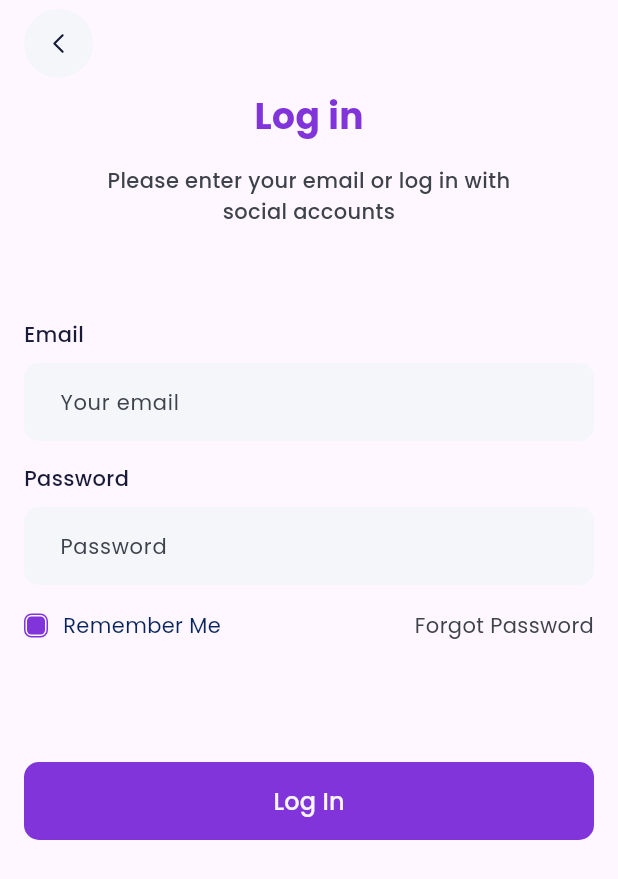
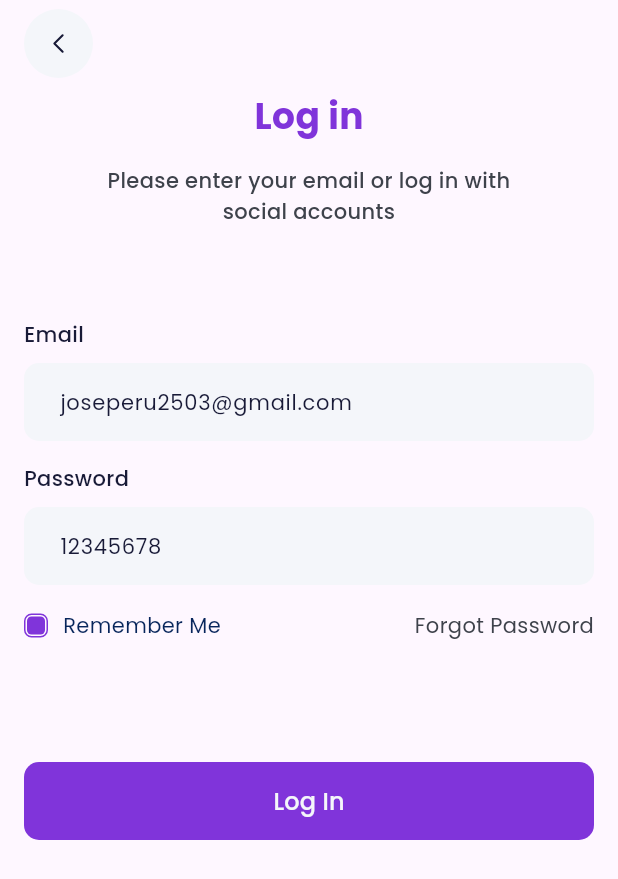
Before and after one commit to joseperu2503/flutter_snappyshop, a Flutter app: the screen it shows after launch, on a phone screen of 412 x 824 dp. Shown: the top 879 px of the screen. Run offline on Flutter 3.47's test engine with Material 3 defaults, Android fonts, the phone set to English and light mode, and no system bars; our stand-ins replace dio, flutter_dotenv, flutter_riverpod, flutter_svg, formz, go_router and 1 more.

Commit message:
avance proteccion de rutas

```diff
--- a/lib/config/router/app_router.dart
+++ b/lib/config/router/app_router.dart
@@ -1,15 +1,29 @@
 import 'package:flutter_eshop/features/auth/screens/login_screen.dart';
 import 'package:flutter_eshop/features/auth/screens/register_screen.dart';
+import 'package:flutter_eshop/features/auth/services/auth_service.dart';
 import 'package:flutter_eshop/features/products/screens/products_screen.dart';
+import 'package:flutter_riverpod/flutter_riverpod.dart';
 import 'package:go_router/go_router.dart';
 
-final appRouter = GoRouter(
+final goRouterProvider = Provider((ref) {
+  externalRedirect() async {
+    final token = await AuthService.verifyToken();
+    if (token) {
+      return '/products';
+    }
+    return null;
+  }
+
+  return GoRouter(
     initialLocation: '/login',
     routes: [
       ///* Auth Routes
       GoRoute(
         path: '/login',
         builder: (context, state) => const LoginScreen(),
+        redirect: (context, state) async {
+          return externalRedirect();
+        },
       ),
       GoRoute(
         path: '/register',
@@ -18,10 +32,11 @@ final appRouter = GoRouter(
 
       ///* Product Routes
       GoRoute(
-      path: '/',
+        path: '/products',
         builder: (context, state) => const ProductsScreen(),
       ),
     ],
 
     ///! TODO: Bloquear si no se está autenticado de alguna manera
   );
+});
--- a/lib/features/auth/providers/login_provider.dart
+++ b/lib/features/auth/providers/login_provider.dart
@@ -1,7 +1,7 @@
 import 'package:flutter/material.dart';
 import 'package:flutter_eshop/config/router/app_router.dart';
 import 'package:flutter_eshop/features/auth/models/login_response.dart';
-import 'package:flutter_eshop/features/auth/services/login_service.dart';
+import 'package:flutter_eshop/features/auth/services/auth_service.dart';
 import 'package:flutter_eshop/features/shared/inputs/email.dart';
 import 'package:flutter_eshop/features/shared/inputs/password.dart';
 import 'package:flutter_eshop/features/shared/models/service_exception.dart';
@@ -17,7 +17,7 @@ final loginProvider = StateNotifierProvider<LoginNotifier, LoginState>((ref) {
 });
 
 class LoginNotifier extends StateNotifier<LoginState> {
-  final GoRouter router = appRouter;
+  // final GoRouter router = appRouter;
 
   LoginNotifier(this.ref) : super(LoginState());
   final StateNotifierProviderRef ref;
@@ -37,7 +37,7 @@ class LoginNotifier extends StateNotifier<LoginState> {
     ref.read(loaderProvider.notifier).showLoader();
 
     try {
-      final LoginResponse loginResponse = await LoginService.login(
+      final LoginResponse loginResponse = await AuthService.login(
         email: state.email.value,
         password: state.password.value,
       );
@@ -45,8 +45,7 @@ class LoginNotifier extends StateNotifier<LoginState> {
       await keyValueStorageService.setKeyValue<String>(
           'token', loginResponse.accessToken);
 
-      print('login correcto');
-      appRouter.go('/inicio-sesion/portafolio');
+      ref.read(goRouterProvider).go('/products');
     } on ServiceException catch (e) {
       print(e.message);
       ref.read(snackbarProvider.notifier).showSnackbar(e.message);
@@ -77,8 +76,8 @@ class LoginState {
   final Password password;
 
   LoginState({
-    this.email = const Email.pure(),
-    this.password = const Password.pure(),
+    this.email = const Email.pure('joseperu2503@gmail.com'),
+    this.password = const Password.pure('12345678'),
   });
 
   LoginState copyWith({
--- a/lib/features/shared/inputs/email.dart
+++ b/lib/features/shared/inputs/email.dart
@@ -10,7 +10,7 @@ class Email extends FormzInput<String, EmailError> {
   );
 
   // Call super.pure to represent an unmodified form input.
-  const Email.pure() : super.pure('');
+  const Email.pure(String value) : super.pure(value);
 
   // Call super.dirty to represent a modified form input.
   const Email.dirty(String value) : super.dirty(value);
--- a/lib/features/shared/inputs/password.dart
+++ b/lib/features/shared/inputs/password.dart
@@ -6,7 +6,7 @@ enum PasswordError { empty }
 // Extend FormzInput and provide the input type and error type.
 class Password extends FormzInput<String, PasswordError> {
   // Call super.pure to represent an unmodified form input.
-  const Password.pure() : super.pure('');
+  const Password.pure(String value) : super.pure(value);
 
   // Call super.dirty to represent a modified form input.
   const Password.dirty(String value) : super.dirty(value);
--- a/lib/main.dart
+++ b/lib/main.dart
@@ -14,11 +14,13 @@ void main() async {
   );
 }
 
-class MainApp extends StatelessWidget {
+class MainApp extends ConsumerWidget {
   const MainApp({super.key});
 
   @override
-  Widget build(BuildContext context) {
+  Widget build(BuildContext context, WidgetRef ref) {
+    final appRouter = ref.watch(goRouterProvider);
+
     return MaterialApp.router(
       routerConfig: appRouter,
       debugShowCheckedModeBanner: false,
```
Also changed, not shown: lib/features/auth/providers/auth_provider.dart (added, +25 -0 lines), lib/features/auth/services/auth_service.dart (renamed from lib/features/auth/services/login_service.dart, +7 -1 lines). Lines whose indentation alone changed are shown as unchanged.
